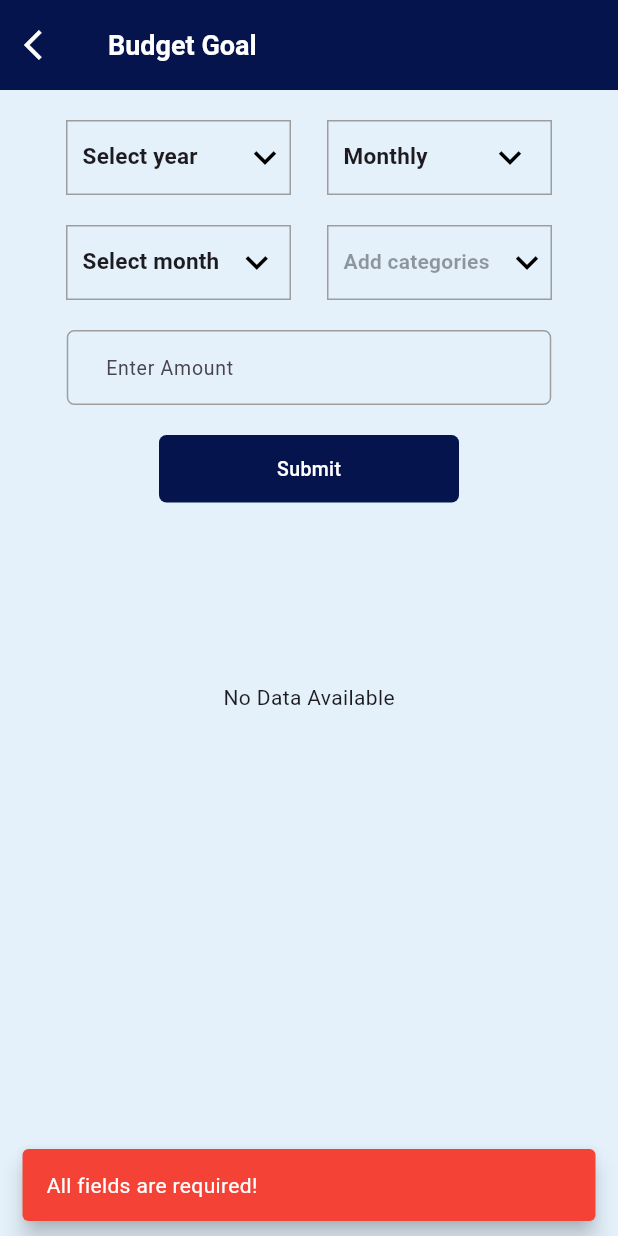
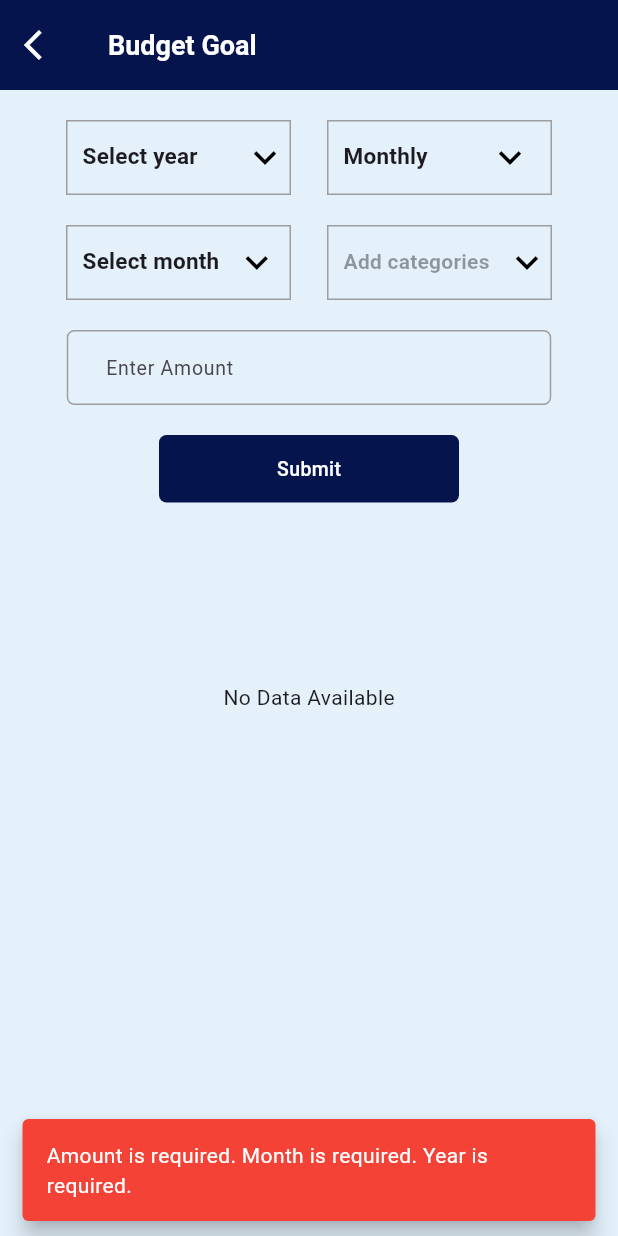
Before and after one commit to AthiraaAthi/project_way, a Flutter app: the BudgetGoalScreen screen opened directly, after a tap on "Submit", on a phone screen of 412 x 824 dp. Run offline on Flutter 3.47's test engine with Material 3 defaults, Android fonts, the phone set to English and light mode, and no system bars; our stand-ins replace carousel_slider, easy_localization, fl_chart, flutter_toggle_tab, pinput, sqflite and 2 more; accounts and stored records are empty.

Commit message:
adding validation for each in budget goal screen

```diff
--- a/assets/translations/en.json
+++ b/assets/translations/en.json
@@ -141,7 +141,7 @@
             "Editcategory": "Edit Category",
             "categoryNameHint": "Category Name",
             "categoryDescriptionHint": "Category Description",
-            "dropdownLabel": "Color : ",
+            "dropdownLabel": "Select Color : ",
             "submitButton": "Submit",
             "categoryOptions": {
                 "incomeCategory": "Income",
--- a/lib/view/budget_goal/budget_goal_screen.dart
+++ b/lib/view/budget_goal/budget_goal_screen.dart
@@ -605,22 +605,33 @@ class _BudgetGoalScreenState extends State<BudgetGoalScreen> {
                           String enteredAmount = amountController.text;
                           String startDate = startDateController.text;
                           String endDate = endDateController.text;
+                          String monthMessage = '';
+                          String weekMessage = '';
                           if (dropDownMonthOrWeekValue == 'Monthly') {
-                            if (enteredAmount.isEmpty ||
-                                dropDownMonthValue ==
-                                    "budget_goal_screen.dropdowns.month_selection"
-                                        .tr() ||
-                                dropDownValue ==
-                                    "budget_goal_screen.dropdowns.year_selection"
-                                        .tr() ||
-                                selectedCategory == null) {
+                            if (enteredAmount.isEmpty) {
+                              monthMessage += 'Amount is required. ';
+                            }
+                            if (dropDownMonthValue ==
+                                "budget_goal_screen.dropdowns.month_selection"
+                                    .tr()) {
+                              monthMessage += 'Month is required. ';
+                            }
+                            if (dropDownValue ==
+                                "budget_goal_screen.dropdowns.year_selection"
+                                    .tr()) {
+                              monthMessage += 'Year is required. ';
+                            }
+                            if (selectedCategory == null) {
+                              monthMessage += 'Category is required. ';
+                            }
+                            if (monthMessage.isNotEmpty) {
                               ScaffoldMessenger.of(context).showSnackBar(
                                 SnackBar(
                                   behavior: SnackBarBehavior.floating,
                                   duration: Duration(seconds: 3),
                                   backgroundColor: Colors.red,
                                   content: Text(
-                                    'All fields are required!',
+                                    monthMessage.trim(),
                                     style: TextStyle(color: Colors.white),
                                   ),
                                 ),
@@ -645,10 +656,19 @@ class _BudgetGoalScreenState extends State<BudgetGoalScreen> {
                               amountController.clear();
                             }
                           } else if (dropDownMonthOrWeekValue == 'Weekly') {
-                            if (enteredAmount.isEmpty ||
-                                startDate.isEmpty ||
-                                endDate.isEmpty ||
-                                selectedCategory == null) {
+                            if (enteredAmount.isEmpty) {
+                              weekMessage += 'Amount is required. ';
+                            }
+                            if (startDate.isEmpty) {
+                              weekMessage += 'Start Date is required. ';
+                            }
+                            if (endDate.isEmpty) {
+                              weekMessage += 'End Date is required. ';
+                            }
+                            if (selectedCategory == null) {
+                              weekMessage += 'Category is required. ';
+                            }
+                            if (weekMessage.isNotEmpty) {
                               ScaffoldMessenger.of(context).showSnackBar(
                                 SnackBar(
                                   behavior: SnackBarBehavior.floating,
```
